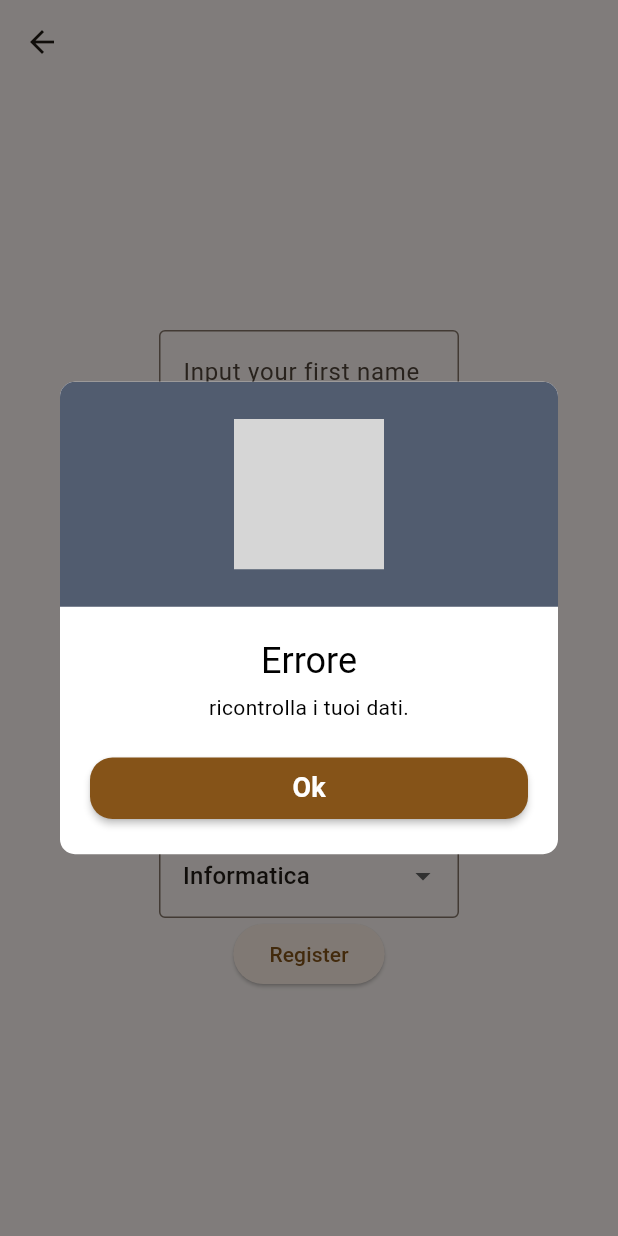
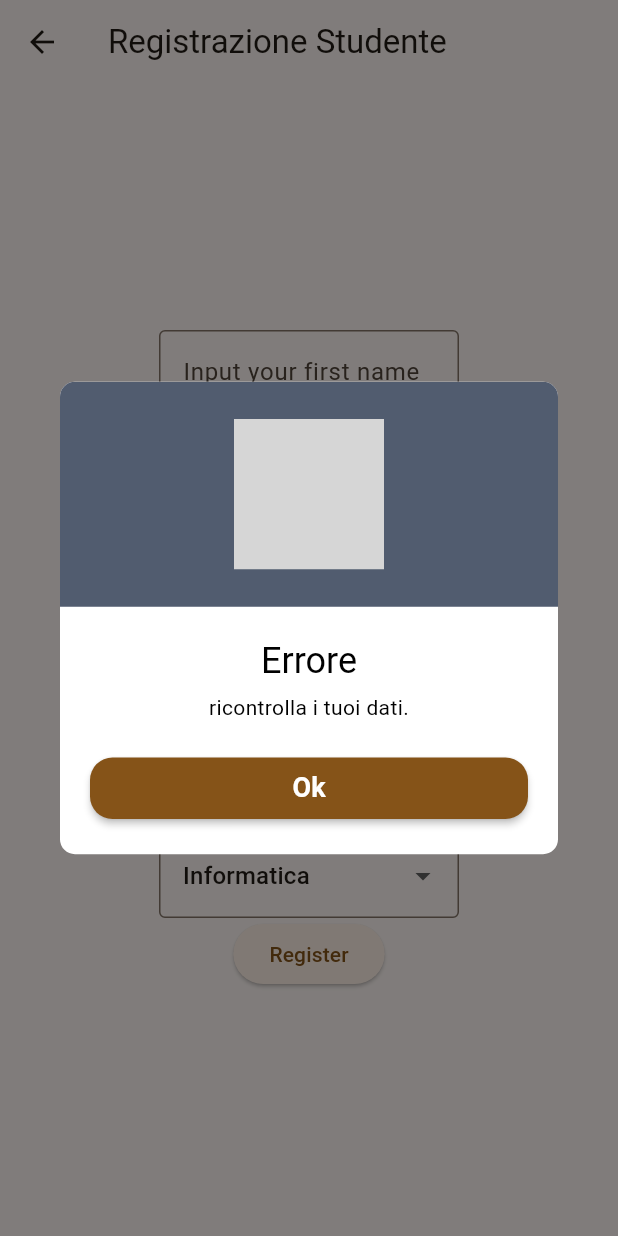
Before and after one commit to mxttex/PascalMentor, a Flutter app: the FormRegistrazioneStudente screen opened by its route, after a tap on "Register", on a phone screen of 412 x 824 dp. Run offline on Flutter 3.47's test engine with Material 3 defaults, Android fonts, the phone set to English and light mode, and no system bars; our stand-ins replace cool_alert; grey boxes are pictures that could not be loaded.

Commit message:
teoria della registrazione studente funziona

```diff
--- a/FrontMobile/lib/main.dart
+++ b/FrontMobile/lib/main.dart
@@ -1,6 +1,7 @@
 import 'package:flutter/material.dart';
 import 'package:intl/intl.dart';
 import 'package:cool_alert/cool_alert.dart';
+import 'package:http/http.dart' as http;
 
 void main() {
   runApp(const SimpleChat());
@@ -148,7 +149,7 @@ class _FormRegistrazioneStudenteState extends State<FormRegistrazioneStudente> {
   TextEditingController dataDiNascitaText = TextEditingController();
   DateTime _selectedDate = DateTime.now();
   TextEditingController indirizzoText = TextEditingController();
-  String _selectedValue = 'Informatica';
+  String _selectedIndirizzo = 'Informatica';
   final List<String> _options = ['Informatica', 'Automazione', 'Biotecnologie'];
 
   @override
@@ -180,7 +181,7 @@ class _FormRegistrazioneStudenteState extends State<FormRegistrazioneStudente> {
     }
   }
 
-  void confermaInvioDati(){
+  void confermaInvioDati() async{
     if(firstNameText.text == '' ||
     lastNameText.text == '' ||
     emailText.text == '' ||
@@ -194,6 +195,16 @@ class _FormRegistrazioneStudenteState extends State<FormRegistrazioneStudente> {
     else
     {
       CoolAlert.show(context: context, type: CoolAlertType.confirm, title: "Conferma", text: "la registrazione è avvenuta con successo.");
+      //nome,cognome,email,password,indirizzo,dataNascita
+      var message = {'nome': firstNameText.text,
+                      'cognome': lastNameText.text,
+                      'email': emailText.text,
+                      'password': pswText.text,
+                      'indirizzo': _selectedIndirizzo,
+                      'dataNascita': dataDiNascitaText.text};
+
+      var url = Uri.https('192.168.189.83:8089/api', 'registerstudent');
+      var responseHttp = await http.post(url, body: message);
     }
   }
 
@@ -206,6 +217,7 @@ class _FormRegistrazioneStudenteState extends State<FormRegistrazioneStudente> {
                 Navigator.pop(context);
               },
               icon: const Icon(Icons.arrow_back)),
+            title: const Text("Registrazione Studente"),
         ),
         body: Center(
           child: Column(
@@ -297,7 +309,7 @@ class _FormRegistrazioneStudenteState extends State<FormRegistrazioneStudente> {
                     labelText: 'Choose an option',
                     border: OutlineInputBorder(),
                   ),
-                  value: _selectedValue,
+                  value: _selectedIndirizzo,
                   items: _options.map((option) {
                     return DropdownMenuItem<String>(
                       value: option,
@@ -306,7 +318,7 @@ class _FormRegistrazioneStudenteState extends State<FormRegistrazioneStudente> {
                   }).toList(),
                   onChanged: (newValue) {
                     setState(() {
-                      _selectedValue = newValue!;
+                      _selectedIndirizzo = newValue!;
                     });
                   },
                 ),
@@ -321,3 +333,29 @@ class _FormRegistrazioneStudenteState extends State<FormRegistrazioneStudente> {
         ));
   }
 }
+
+class FormLoginStudente extends StatefulWidget {
+  const FormLoginStudente({super.key});
+
+  @override
+  State<FormLoginStudente> createState() => _FormLoginStudenteState();
+}
+
+class _FormLoginStudenteState extends State<FormLoginStudente> {
+  @override
+  Widget build(BuildContext context) {
+    return Scaffold(
+      appBar: AppBar(
+          leading: IconButton(
+              onPressed: () {
+                Navigator.pop(context);
+              },
+              icon: const Icon(Icons.arrow_back)),
+            title: const Text("Login Studente"),
+        ),
+        body: Center(
+
+        )
+    );
+  }
+}
--- a/FrontMobile/pubspec.yaml
+++ b/FrontMobile/pubspec.yaml
@@ -10,6 +10,7 @@ dependencies:
   cool_alert: ^2.0.1
   flutter:
     sdk: flutter
+  http: ^1.3.0
   intl: ^0.20.2
 
 dev_dependencies:
```
Also changed, not shown: FrontMobile/pubspec.lock.
